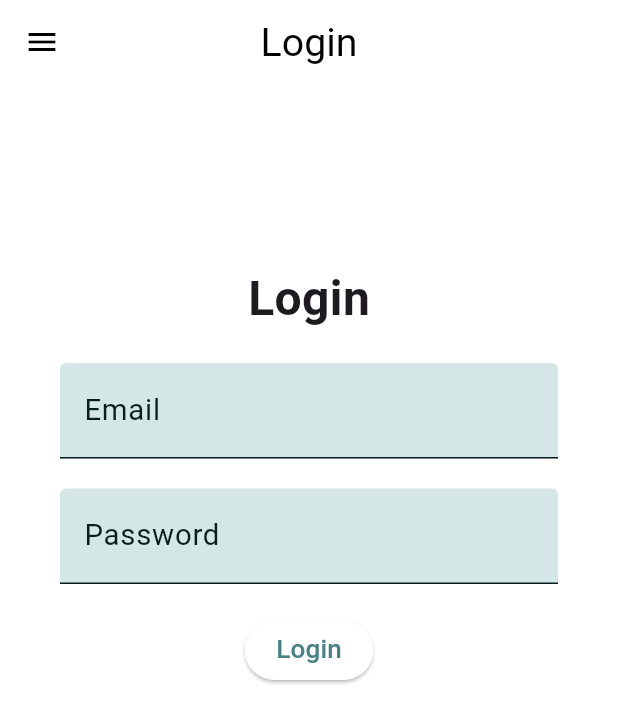
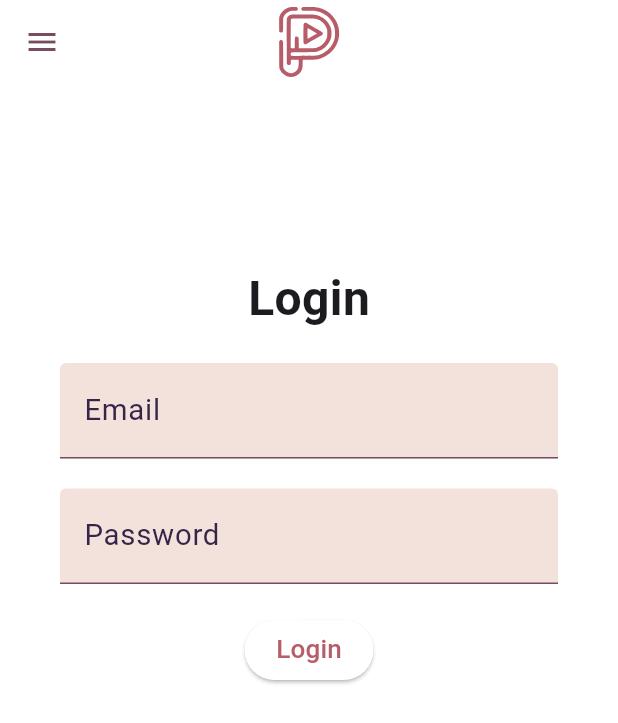
Before and after one commit to sassyrog/ro_flutter_v2, a Flutter app: the screen it shows after launch, on a phone screen of 412 x 824 dp. Shown: the top 723 px of the screen. Run offline on Flutter 3.47's test engine with Material 3 defaults, Android fonts, the light colour scheme and no system bars; our stand-ins replace flutter_svg, lottie, lucide_icons, shared_preferences, vector_graphics.

Commit message:
🍱 Added assets

```diff
--- /dev/null
+++ b/lib/gen/colors.gen.dart
@@ -0,0 +1,30 @@
+/// GENERATED CODE - DO NOT MODIFY BY HAND
+/// *****************************************************
+///  FlutterGen
+/// *****************************************************
+
+// coverage:ignore-file
+// ignore_for_file: type=lint
+// ignore_for_file: directives_ordering,unnecessary_import,implicit_dynamic_list_literal,deprecated_member_use
+
+import 'package:flutter/painting.dart';
+import 'package:flutter/material.dart';
+
+class AppColors {
+  AppColors._();
+
+  /// Color: #b75d69
+  static const Color primary = Color(0xFFB75D69);
+
+  /// Color: #372549
+  static const Color primary2 = Color(0xFF372549);
+
+  /// Color: #1a1423
+  static const Color primaryDark = Color(0xFF1A1423);
+
+  /// Color: #eacdc2
+  static const Color secondary = Color(0xFFEACDC2);
+
+  /// Color: #774c60
+  static const Color tertiary = Color(0xFF774C60);
+}
--- a/lib/main.dart
+++ b/lib/main.dart
@@ -1,5 +1,6 @@
 import 'package:flutter/material.dart';
 import 'package:ro_flutter/data/notifiers.dart';
+import 'package:ro_flutter/gen/colors.gen.dart';
 import 'package:ro_flutter/views/home_page.dart';
 import 'package:ro_flutter/views/login_view.dart';
 import 'package:ro_flutter/views/splash_page.dart';
@@ -43,9 +44,9 @@ class MyApp extends StatelessWidget {
 
   ThemeData _buildLightTheme(BuildContext context) {
     // Light theme colors
-    const primaryColor = Color(0xFF488286);
-    const secondaryColor = Color(0xFFb7d5d4);
-    const tertiaryColor = Color(0xFF071E1E);
+    const primaryColor = AppColors.primary;
+    const secondaryColor = AppColors.secondary;
+    const tertiaryColor = AppColors.tertiary;
     const surfaceColor = Colors.white;
     const errorColor = Color(0xFFB00020);
 
@@ -67,12 +68,12 @@ class MyApp extends StatelessWidget {
         error: errorColor,
         onPrimary: Colors.white,
         onSecondary: tertiaryColor,
-        onSurface: tertiaryColor,
+        onSurface: AppColors.primary2,
         onError: Colors.white,
       ),
       appBarTheme: const AppBarTheme(
         backgroundColor: surfaceColor,
-        foregroundColor: Colors.black,
+        foregroundColor: AppColors.tertiary,
       ),
       drawerTheme: DrawerThemeData(backgroundColor: secondaryColor),
       cardTheme: const CardTheme(
@@ -89,9 +90,9 @@ class MyApp extends StatelessWidget {
 
   ThemeData _buildDarkTheme(BuildContext context) {
     // Dark theme colors
-    const primaryColor = Color(0xFF488286);
-    const secondaryColor = Color(0xFFb7d5d4);
-    const surfaceColor = Color(0xFF071E1E);
+    const primaryColor = AppColors.primary;
+    const secondaryColor = AppColors.secondary;
+    const surfaceColor = AppColors.primaryDark;
     const errorColor = Color(0xFFB00020);
 
     return ThemeData(
--- a/lib/views/login_view.dart
+++ b/lib/views/login_view.dart
@@ -1,4 +1,6 @@
 import 'package:flutter/material.dart';
+import 'package:ro_flutter/gen/assets.gen.dart';
+import 'package:ro_flutter/gen/colors.gen.dart';
 import 'package:ro_flutter/widgets/drawer_widget.dart';
 import 'package:ro_flutter/widgets/form/form_input_widget.dart';
 
@@ -8,7 +10,13 @@ class LoginView extends StatelessWidget {
   @override
   Widget build(BuildContext context) {
     return Scaffold(
-      appBar: AppBar(title: const Text('Login'), centerTitle: true),
+      appBar: AppBar(
+        title: ColorFiltered(
+          colorFilter: ColorFilter.mode(AppColors.primary, BlendMode.srcATop),
+          child: Assets.images.logo.svg(width: 60, height: 60),
+        ),
+        centerTitle: true,
+      ),
       drawer: AppDrawer(),
       body: SingleChildScrollView(
         padding: const EdgeInsets.all(20),
```
Also changed, not shown: assets/lotties/logo.json (added, +1 -0 lines), assets/lotties/logo_spin.json (added, +1 -0 lines), lib/gen/assets.gen.dart (+157 -0 lines), lib/views/splash_page.dart (+15 -1 lines), pubspec.yaml (+10 -6 lines), assets/images/logo.svg (added), pubspec.lock, 1 other file.
